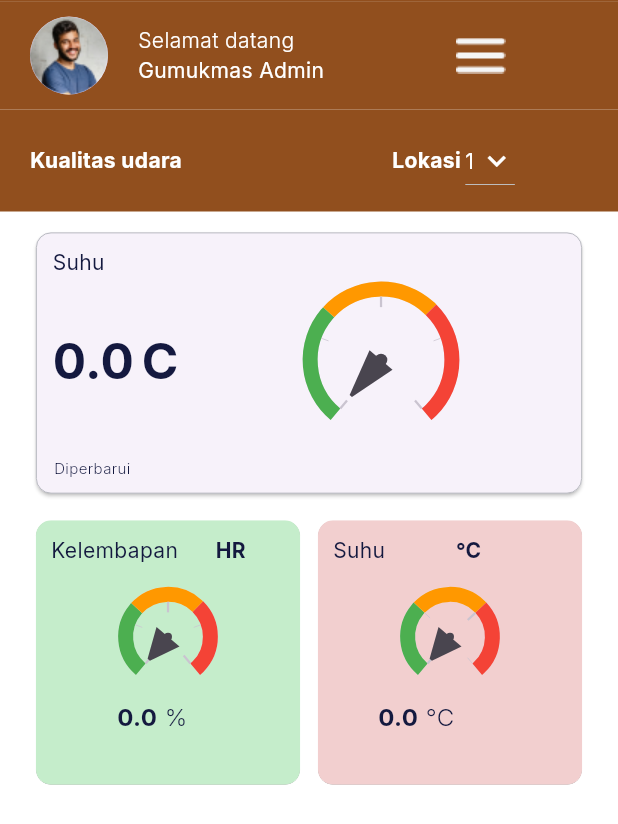
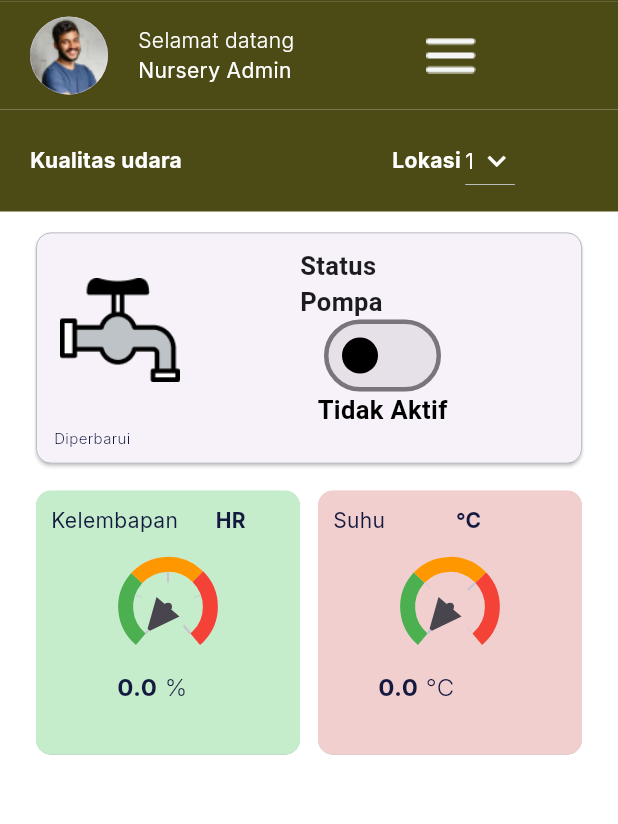
Before and after one commit to bintangandk/mobile-nursery-gapoktan, a Flutter app: the DashboardPage screen opened directly, on a phone screen of 412 x 824 dp. Shown: the top 824 px of the screen. Run offline on Flutter 3.47's test engine with Material 3 defaults, Android fonts, the phone set to English and light mode, and no system bars; drawn by our look-alikes of syncfusion_flutter_gauges; our stand-ins replace fl_chart, google_fonts, shared_preferences; accounts and stored records are empty; network calls fail.

Commit message:
recolor, redesign dashboard, change icon abaout page

```diff
--- a/lib/Models/gas_reading.dart
+++ b/lib/Models/gas_reading.dart
@@ -13,17 +13,11 @@
 
   factory GasReading.fromJson(Map<String, dynamic> json) {
     return GasReading(
-      id: json['id_dioksida'] ??
-          json['id_humidity'] ??
-          json['id_temp'] ??
-          json['id_metana'] ??
-          json['id_amonia'],
+      id: json['id_humidity'] ??
+          json['id_temp'],
       idAlat: json['id_alat'],
-      nilai: (json['nilai_dioksida'] ??
-              json['nilai_humidity'] ??
-              json['nilai_suhu'] ??
-              json['nilai_metana'] ??
-              json['nilai_amonia'])
+      nilai: (json['nilai_humidity'] ??
+              json['nilai_suhu'])
           .toDouble(),
       createdAt: DateTime.parse(json['created_at']),
     );
@@ -31,35 +25,22 @@
 }
 
 class ApiResponse {
-  final List<GasReading> dioksida;
   final List<GasReading> humidity;
   final List<GasReading> temperature;
-  final List<GasReading> metana;
-  final List<GasReading> amonia;
 
   ApiResponse({
-    required this.dioksida,
     required this.humidity,
     required this.temperature,
-    required this.metana,
-    required this.amonia,
   });
 
   factory ApiResponse.fromJson(Map<String, dynamic> json) {
     return ApiResponse(
-      dioksida: (json['dioksida'] as List)
-          .map((i) => GasReading.fromJson(i))
-          .toList(),
       humidity: (json['humidity'] as List)
           .map((i) => GasReading.fromJson(i))
           .toList(),
       temperature: (json['Temperature'] as List)
           .map((i) => GasReading.fromJson(i))
           .toList(),
-      metana:
-          (json['metana'] as List).map((i) => GasReading.fromJson(i)).toList(),
-      amonia:
-          (json['amonia'] as List).map((i) => GasReading.fromJson(i)).toList(),
     );
   }
 }
--- a/lib/Screens/dashboard_page.dart
+++ b/lib/Screens/dashboard_page.dart
@@ -37,6 +37,7 @@
   double metana = 0.0;
   double amonia = 0.0;
   String lastUpdated = '';
+  bool isToggled = false; // Variabel untuk melacak status toggle
   List<HourlyTemperature> dailySummary = [];
   List<HourlyHumidity> dailySummary2 = [];
   List<HourlyMethane> dailySummary3 = [];
@@ -73,30 +74,19 @@
       ApiResponse apiResponse =
           await ApiService().fetchGasReadings(dropdownvalue);
       setState(() {
-        dioksida = apiResponse.dioksida.isNotEmpty
-            ? apiResponse.dioksida.last.nilai
-            : 0.0;
         humidity = apiResponse.humidity.isNotEmpty
             ? apiResponse.humidity.last.nilai
             : 0.0;
         temperature = apiResponse.temperature.isNotEmpty
             ? apiResponse.temperature.last.nilai
             : 0.0;
-        metana =
-            apiResponse.metana.isNotEmpty ? apiResponse.metana.last.nilai : 0.0;
-        amonia =
-            apiResponse.amonia.isNotEmpty ? apiResponse.amonia.last.nilai : 0.0;
 
         // Update lastUpdated to the latest created_at field
         final lastUpdatedDate = [
-          if (apiResponse.dioksida.isNotEmpty)
-            apiResponse.dioksida.last.createdAt,
           if (apiResponse.humidity.isNotEmpty)
             apiResponse.humidity.last.createdAt,
           if (apiResponse.temperature.isNotEmpty)
             apiResponse.temperature.last.createdAt,
-          if (apiResponse.metana.isNotEmpty) apiResponse.metana.last.createdAt,
-          if (apiResponse.amonia.isNotEmpty) apiResponse.amonia.last.createdAt,
         ].reduce((a, b) => a.isAfter(b) ? a : b);
 
         lastUpdated = DateFormat('HH:mm, dd MMMM yyyy').format(lastUpdatedDate);
@@ -201,7 +191,7 @@
                       Text('Selamat datang',
                           style: whitekTextStyle.copyWith(fontWeight: light)),
                       Text(
-                        'Gumukmas Admin',
+                        'Nursery Admin',
                         style: whitekTextStyle.copyWith(fontWeight: regular),
                         textAlign: TextAlign.left,
                       ),
@@ -285,67 +275,95 @@
                                           crossAxisAlignment:
                                               CrossAxisAlignment.start,
                                           children: [
-                                            Text('Suhu',
-                                                style: blackTextStyle.copyWith(
-                                                    fontWeight: regular)),
+                                            // Text('Suhu',
+                                            //     style: blackTextStyle.copyWith(
+                                            //         fontWeight: regular)),
                                             Row(
                                               children: [
-                                                Text('$temperature',
-                                                    style:
-                                                        blackTextStyle.copyWith(
-                                                            fontSize: 33,
-                                                            fontWeight: bold)),
                                                 const SizedBox(
                                                   width: 5,
                                                 ),
-                                                Text('C',
-                                                    style:
-                                                        blackTextStyle.copyWith(
-                                                            fontSize: 33,
-                                                            fontWeight: bold)),
+                                                Image.asset(
+                                                    'assets/pump-icon.png',
+                                                    height: 80,
+                                                    width: 80),
                                                 const SizedBox(
                                                   width: 80,
                                                 ),
-                                                // Image.asset(
-                                                //     'assets/iconamonia.png',
-                                                //     height: 60,
-                                                //     width: 60),
                                                 Container(
                                                   height: 110,
                                                   width: 110,
-                                                  child:
-                                                    SfRadialGauge(
-                                                        axes: <RadialAxis>[
-                                                          RadialAxis(
-                                                              minimum: 0,
-                                                              maximum: 100,
-                                                              showLabels: false,
-                                                              showAxisLine: true,
-                                                              showLastLabel: true,
-                                                              ranges: <GaugeRange>[
-                                                                GaugeRange(startValue: 0, endValue: 33, color: Colors.green),
-                                                                GaugeRange(startValue: 33, endValue: 66, color: Colors.orange),
-                                                                GaugeRange(startValue: 66, endValue: 100, color: Colors.red)
-                                                              ],
-                                                              pointers: <GaugePointer>[
-                                                                NeedlePointer(value: temperature)],
-                                                              annotations: <GaugeAnnotation>[
-                                                                GaugeAnnotation(
-                                                                    widget: Container(
-                                                                        child: Text(
-                                                                            '',
-                                                                            style: TextStyle(
-                                                                                fontSize:
-                                                                                    15,
-                                                                                fontWeight: FontWeight
-                                                                                    .w200))),
-                                                                    angle: 90,
-                                                                    positionFactor:
-                                                                        0.5)
-                                                              ])
-                                                        ])
+                                                  alignment: Alignment.center,
+                                                  child: Column(
+                                                    mainAxisAlignment: MainAxisAlignment.center,
+                                                    children: [
+                                                      Text(
+                                                        'Status Pompa',
+                                                        style: TextStyle(
+                                                          fontWeight: FontWeight.bold,
+                                                          fontSize: 17,
+                                                        ),
+                                                      ),
+                                                      Transform.scale(
+                                                        scale: 1.5,
+                                                        child: Switch(
+                                                          value: isToggled,
+                                                          onChanged: (value) {
+                                                            setState(() {
+                                                              isToggled = value;
+                                                            });
+                                                          },
+                                                          activeColor: Colors.brown,
+                                                          inactiveThumbColor: Colors.black,
+                                                        ),
+                                                      ),
+                                                      Text(
+                                                        isToggled ? 'Aktif' : 'Tidak Aktif',
+                                                        style: TextStyle(
+                                                          fontSize: 17,
+                                                          fontWeight: FontWeight.bold,
+                                                          color: isToggled ? Colors.brown : Colors.black
+                                                        ),
+                                                      )
+                                                    ],
+                                                  ),
+                                                )
+                                                // Container(
+                                                //   height: 110,
+                                                //   width: 110,
+                                                //   child:
+                                                //     SfRadialGauge(
+                                                //         axes: <RadialAxis>[
+                                                //           RadialAxis(
+                                                //               minimum: 0,
+                                                //               maximum: 100,
+                                                //               showLabels: false,
+                                                //               showAxisLine: true,
+                                                //               showLastLabel: true,
+                                                //               ranges: <GaugeRange>[
+                                                //                 GaugeRange(startValue: 0, endValue: 33, color: Colors.green),
+                                                //                 GaugeRange(startValue: 33, endValue: 66, color: Colors.orange),
+                                                //                 GaugeRange(startValue: 66, endValue: 100, color: Colors.red)
+                                                //               ],
+                                                //               pointers: <GaugePointer>[
+                                                //                 NeedlePointer(value: temperature)],
+                                                //               annotations: <GaugeAnnotation>[
+                                                //                 GaugeAnnotation(
+                                                //                     widget: Container(
+                                                //                         child: Text(
+                                                //                             '',
+                                                //                             style: TextStyle(
+                                                //                                 fontSize:
+                                                //                                     15,
+                                                //                                 fontWeight: FontWeight
+                                                //                                     .w200))),
+                                                //                     angle: 90,
+                                                //                     positionFactor:
+                                                //                         0.5)
+                                                //               ])
+                                                //         ])
 
-                                                )
+                                                // )
                                               ],
                                             ),
                                           ],
--- a/lib/Screens/dashboard_page_backup.dart
+++ b/lib/Screens/dashboard_page_backup.dart
@@ -207,7 +207,7 @@
                                     ),
                                     Text(
                                       'Normal',
-                                      style: greenTextStyle.copyWith(
+                                      style: brownTextStyle.copyWith(
                                           fontSize: 28, fontWeight: bold),
                                     ),
                                     Column(
--- a/lib/Theme.dart
+++ b/lib/Theme.dart
@@ -10,7 +10,7 @@
 Color darkBackgroundColor = const Color(0xff020518);
 Color blueColor = const Color(0xff53C1F9);
 Color bluetogreenColor = const Color(0xff228896);
-Color brownColor = const Color(0xff914f1e);
+Color brownColor = const Color(0xff4C4B16);
 Color numberBackgroundColor = const Color(0xff1A1D2E);
 Color neutral80Color = const Color(0xffC9C5CA);
 Color dark50Color = const Color(0xff4e5b5c);
@@ -61,7 +61,7 @@
   color: blueColor,
 );
 
-TextStyle greenTextStyle = GoogleFonts.inter(
+TextStyle brownTextStyle = GoogleFonts.inter(
   color: brownColor,
 );
 
```
Also changed, not shown: lib/Screens/dashboard_page_fix_overlfowed.dart (+0 -7 lines), assets/facebook-logo.png, assets/instagram-logo.png, assets/pump-icon.png (added), assets/twitter-logo.png, assets/youtube-logo.png, 1 other file.
